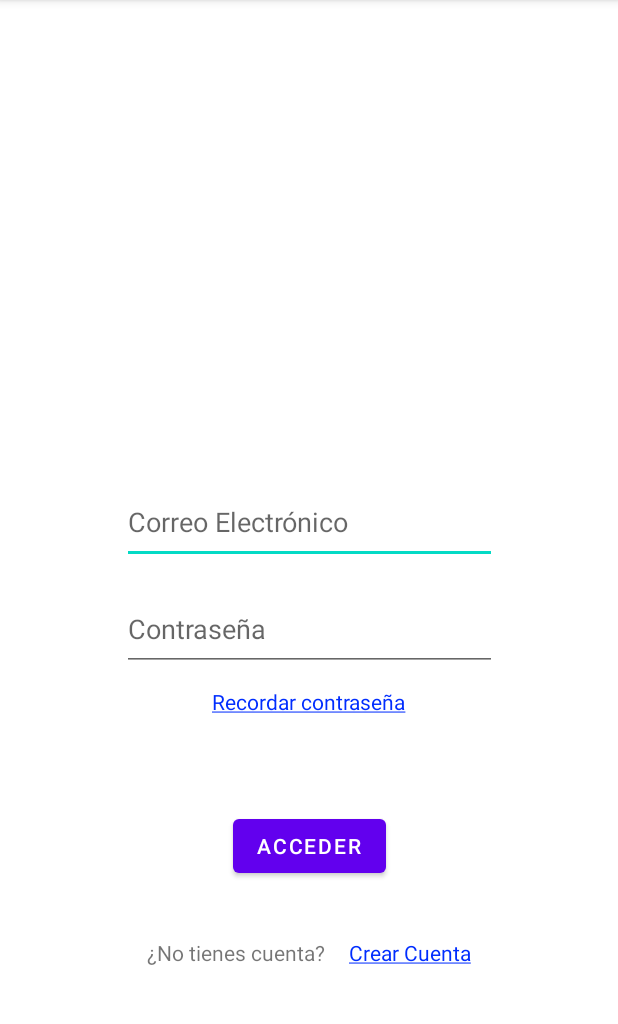
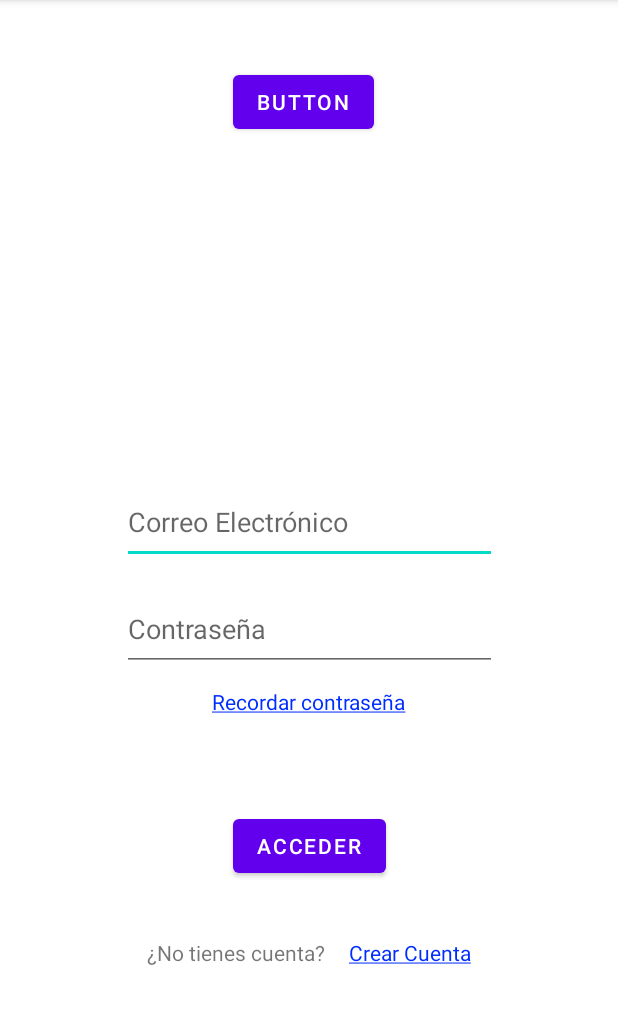
Before and after one commit to SamuelFuentes/TFG, an Android app: the screen it shows after launch (MainActivity), on a phone screen of 412 x 824 dp, the part 84-1108 px from its top. Run offline under Robolectric (Android 15) with nearby library versions, the phone set to English and light mode, and no system bars; our stand-ins replace Firebase (no records; nobody signed in at launch, a user with empty details on screens opened directly); 2 statements that could not run were skipped.

Commit message:
ADD marker start and end points of route, clear old routes, new color for route, animateCamera to startPoint -> MapsActivity, ADD byPass button -> MainActivity

```diff
--- a/app/src/main/java/com/tfg/gasstations/MainActivity.kt
+++ b/app/src/main/java/com/tfg/gasstations/MainActivity.kt
@@ -23,7 +23,13 @@ class MainActivity : AppCompatActivity() {
         val editTextPassword : TextView = findViewById(R.id.editTextSignInPassword)
         val textViewSignUp : TextView = findViewById(R.id.textViewSignUp)
         val textViewForgotPassword : TextView = findViewById(R.id.textViewForgotPassword)
+        val byPass : Button = findViewById(R.id.byPass)
         firebaseAuth = Firebase.auth
+
+        byPass.setOnClickListener(){
+            val i = Intent(this, GasStationsActivity::class.java)
+            startActivity(i)
+        }
 
         //Accede a la aplicación
         buttonSignIn.setOnClickListener(){
--- a/app/src/main/res/layout/activity_main.xml
+++ b/app/src/main/res/layout/activity_main.xml
@@ -2,6 +2,7 @@
 <androidx.constraintlayout.widget.ConstraintLayout xmlns:android="http://schemas.android.com/apk/res/android"
     xmlns:app="http://schemas.android.com/apk/res-auto"
     xmlns:tools="http://schemas.android.com/tools"
+    android:id="@+id/byPass"
     android:layout_width="match_parent"
     android:layout_height="match_parent"
     tools:context=".MainActivity">
@@ -16,7 +17,8 @@
         app:layout_constraintStart_toStartOf="parent"
         app:layout_constraintTop_toTopOf="parent"
         app:layout_constraintVertical_bias="0.2"
-        tools:srcCompat="@tools:sample/avatars"/>
+        tools:srcCompat="@tools:sample/avatars" />
+
     <EditText
         android:id="@+id/editTextSignInEmail"
         android:layout_width="250dp"
@@ -29,7 +31,8 @@
         app:layout_constraintHorizontal_bias="0.5"
         app:layout_constraintStart_toStartOf="parent"
         app:layout_constraintTop_toTopOf="parent"
-        app:layout_constraintVertical_bias="0.45"/>
+        app:layout_constraintVertical_bias="0.45" />
+
     <EditText
         android:id="@+id/editTextSignInPassword"
         android:layout_width="250dp"
@@ -42,20 +45,22 @@
         app:layout_constraintHorizontal_bias="0.5"
         app:layout_constraintStart_toStartOf="parent"
         app:layout_constraintTop_toTopOf="parent"
-        app:layout_constraintVertical_bias="0.55"/>
+        app:layout_constraintVertical_bias="0.55" />
+
     <TextView
         android:id="@+id/textViewForgotPassword"
         android:layout_width="wrap_content"
         android:layout_height="wrap_content"
+        android:clickable="true"
         android:text="@string/textForgotPassword"
         android:textColor="#002DFE"
-        android:clickable="true"
         app:layout_constraintBottom_toBottomOf="parent"
         app:layout_constraintEnd_toEndOf="parent"
         app:layout_constraintHorizontal_bias="0.5"
         app:layout_constraintStart_toStartOf="parent"
         app:layout_constraintTop_toBottomOf="@+id/editTextSignInPassword"
-        app:layout_constraintVertical_bias="0.035"/>
+        app:layout_constraintVertical_bias="0.035" />
+
     <Button
         android:id="@+id/buttonSignIn"
         android:layout_width="wrap_content"
@@ -66,7 +71,8 @@
         app:layout_constraintHorizontal_bias="0.5"
         app:layout_constraintStart_toStartOf="parent"
         app:layout_constraintTop_toTopOf="parent"
-        app:layout_constraintVertical_bias="0.75"/>
+        app:layout_constraintVertical_bias="0.75" />
+
     <LinearLayout
         android:id="@+id/linearLayout"
         android:layout_width="216dp"
@@ -78,21 +84,36 @@
         app:layout_constraintStart_toStartOf="parent"
         app:layout_constraintTop_toTopOf="parent"
         app:layout_constraintVertical_bias="0.85">
+
         <TextView
             android:id="@+id/textViewNotAccount"
             android:layout_width="wrap_content"
             android:layout_height="wrap_content"
-            android:text="¿No tienes cuenta?"/>
+            android:text="¿No tienes cuenta?" />
+
         <Space
             android:layout_width="wrap_content"
             android:layout_height="wrap_content"
-            android:layout_weight="1"/>
+            android:layout_weight="1" />
+
         <TextView
             android:id="@+id/textViewSignUp"
             android:layout_width="wrap_content"
             android:layout_height="wrap_content"
+            android:clickable="true"
             android:text="@string/textCreateAccount"
-            android:textColor="#002DFE"
-            android:clickable="true"/>
+            android:textColor="#002DFE" />
     </LinearLayout>
+
+    <Button
+        android:id="@+id/button"
+        android:layout_width="wrap_content"
+        android:layout_height="wrap_content"
+        android:text="Button"
+        app:layout_constraintBottom_toBottomOf="parent"
+        app:layout_constraintEnd_toEndOf="parent"
+        app:layout_constraintHorizontal_bias="0.488"
+        app:layout_constraintStart_toStartOf="parent"
+        app:layout_constraintTop_toTopOf="parent"
+        app:layout_constraintVertical_bias="0.061" />
 </androidx.constraintlayout.widget.ConstraintLayout>
--- a/app/src/main/res/layout/activity_maps.xml
+++ b/app/src/main/res/layout/activity_maps.xml
@@ -15,5 +15,5 @@
         android:layout_width="match_parent"
         android:layout_height="wrap_content"
         android:layout_gravity="bottom"
-        android:text="Ruta"/>
+        android:text="Crear Ruta"/>
 </FrameLayout>
```
Also changed, not shown: app/src/main/java/com/tfg/gasstations/MapsActivity.kt (+15 -1 lines).
